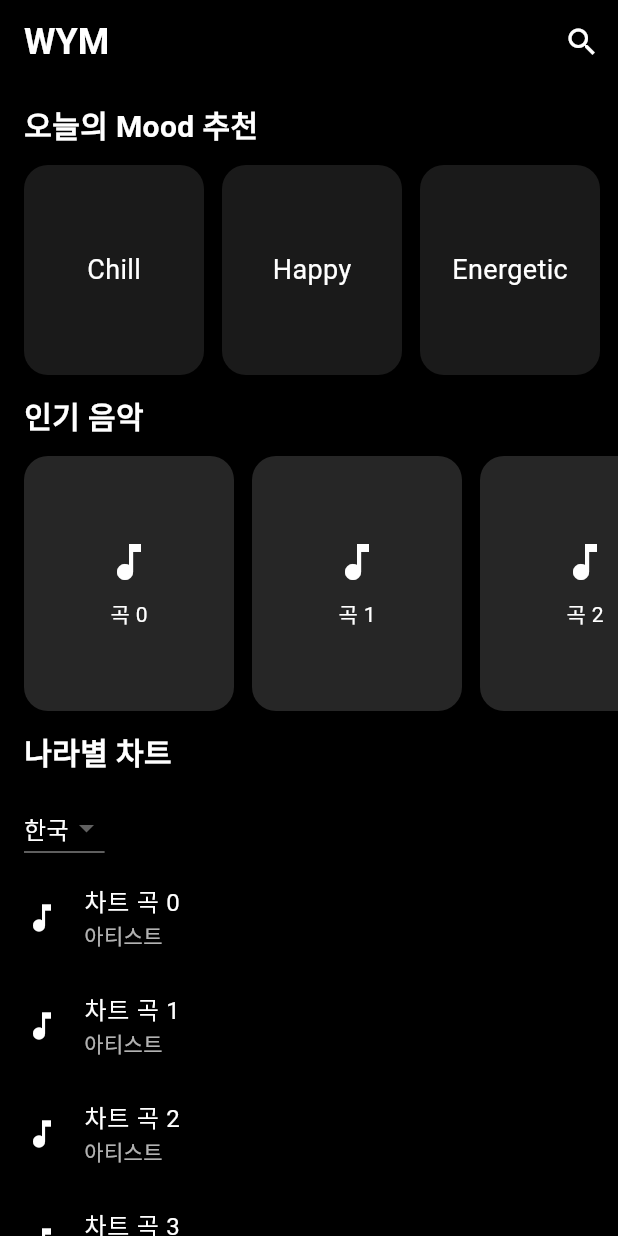
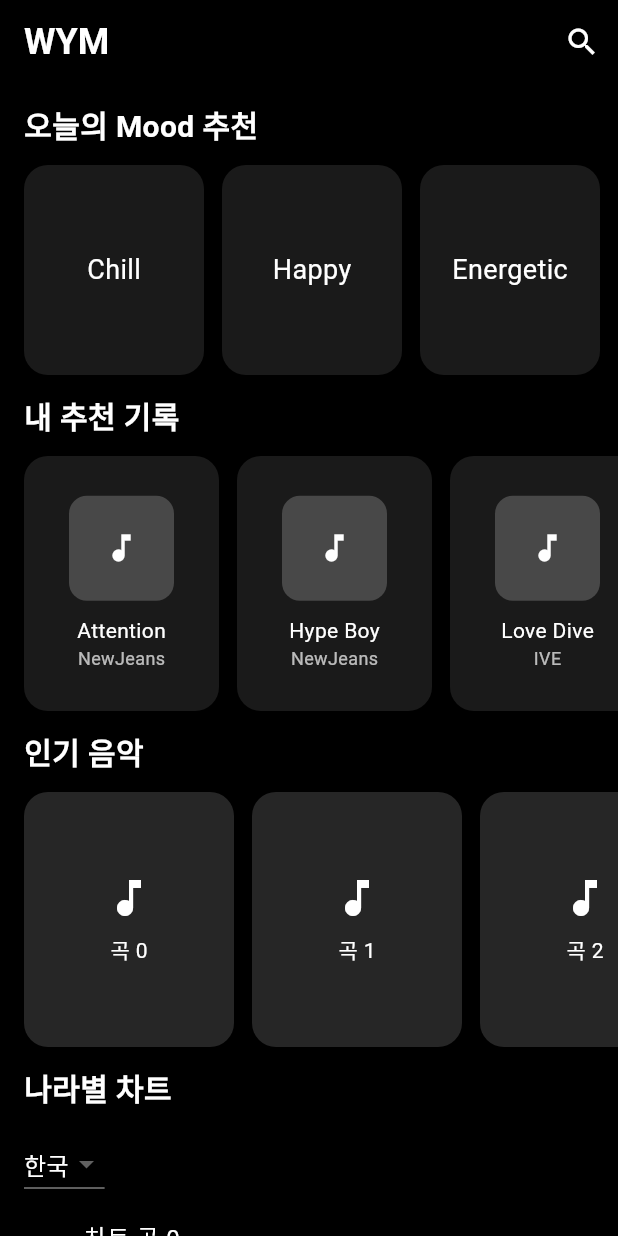
Before and after one commit to jhw030306/wym, a Flutter app: the screen it shows after launch, on a phone screen of 412 x 824 dp. Run offline on Flutter 3.47's test engine with Material 3 defaults, Android fonts, the light colour scheme and no system bars.

Commit message:
refactor(home) : 홈 화면 위젯 분리

```diff
--- a/lib/features/home/home_page.dart
+++ b/lib/features/home/home_page.dart
@@ -1,4 +1,9 @@
 import 'package:flutter/material.dart';
+import 'package:wym/features/home/widgets/history_section.dart';
+import 'widgets/section_title.dart';
+import 'widgets/mood_section.dart';
+import 'widgets/popular_section.dart';
+import 'widgets/country_chart_section.dart';
 
 class HomePage extends StatelessWidget {
   const HomePage({super.key});
@@ -21,151 +26,28 @@ class HomePage extends StatelessWidget {
         actions: [
           IconButton(
             icon: const Icon(Icons.search, color: Colors.white),
-            onPressed: () {
-              // TODO: 검색 페이지로 이동
-            },
+            onPressed: () {},
           ),
         ],
       ),
       body: SingleChildScrollView(
         child: Column(
           crossAxisAlignment: CrossAxisAlignment.start,
-          children: [
-            _sectionTitle("오늘의 Mood 추천"),
-            _moodSection(),
+          children: const [
+            SectionTitle("오늘의 Mood 추천"),
+            MoodSection(),
 
-            _sectionTitle("인기 음악"),
-            _popularSection(),
+            SectionTitle("내 추천 기록"),
+            HistorySection(),
 
-            _sectionTitle("나라별 차트"),
-            _countryChartSection(),
+            SectionTitle("인기 음악"),
+            PopularSection(),
+
+            SectionTitle("나라별 차트"),
+            CountryChartSection(),
           ],
         ),
       ),
     );
   }
-
-  Widget _sectionTitle(String text) {
-    return Padding(
-      padding: const EdgeInsets.symmetric(horizontal: 16, vertical: 12),
-      child: Text(
-        text,
-        style: const TextStyle(
-          color: Colors.white,
-          fontSize: 20,
-          fontWeight: FontWeight.bold,
-        ),
-      ),
-    );
-  }
-
-  // Mood 추천 섹션
-  Widget _moodSection() {
-    final moods = ["Chill", "Happy", "Energetic", "Sad"];
-
-    return SizedBox(
-      height: 140,
-      child: ListView.builder(
-        scrollDirection: Axis.horizontal,
-        padding: const EdgeInsets.symmetric(horizontal: 16),
-        itemCount: moods.length,
-        itemBuilder: (context, index) {
-          return Container(
-            width: 120,
-            margin: const EdgeInsets.only(right: 12),
-            decoration: BoxDecoration(
-              borderRadius: BorderRadius.circular(16),
-              color: Colors.white.withOpacity(0.1),
-            ),
-            child: Center(
-              child: Text(
-                moods[index],
-                style: const TextStyle(color: Colors.white, fontSize: 18),
-              ),
-            ),
-          );
-        },
-      ),
-    );
-  }
-
-  // 인기 음악 섹션
-  Widget _popularSection() {
-    final items = List.generate(10, (index) => "곡 $index");
-
-    return SizedBox(
-      height: 170,
-      child: ListView.builder(
-        scrollDirection: Axis.horizontal,
-        padding: const EdgeInsets.symmetric(horizontal: 16),
-        itemCount: items.length,
-        itemBuilder: (context, index) {
-          return Container(
-            width: 140,
-            margin: const EdgeInsets.only(right: 12),
-            decoration: BoxDecoration(
-              borderRadius: BorderRadius.circular(16),
-              color: Colors.white.withOpacity(0.15),
-            ),
-            child: Column(
-              mainAxisAlignment: MainAxisAlignment.center,
-              children: [
-                const Icon(Icons.music_note, color: Colors.white, size: 32),
-                const SizedBox(height: 8),
-                Text(items[index], style: const TextStyle(color: Colors.white)),
-              ],
-            ),
-          );
-        },
-      ),
-    );
-  }
-
-  // 나라별 차트 섹션
-  Widget _countryChartSection() {
-    final countries = ["한국", "일본", "미국", "영국"];
-
-    return Column(
-      crossAxisAlignment: CrossAxisAlignment.start,
-      children: [
-        // 드롭다운
-        Padding(
-          padding: const EdgeInsets.symmetric(horizontal: 16),
-          child: DropdownButton<String>(
-            dropdownColor: Colors.grey[900],
-            value: countries.first,
-            items: countries
-                .map(
-                  (c) => DropdownMenuItem(
-                    value: c,
-                    child: Text(c, style: const TextStyle(color: Colors.white)),
-                  ),
-                )
-                .toList(),
-            onChanged: (v) {},
-          ),
-        ),
-
-        // 리스트
-        ListView.builder(
-          shrinkWrap: true,
-          physics: const NeverScrollableScrollPhysics(),
-          itemCount: 5,
-          itemBuilder: (context, index) {
-            return ListTile(
-              leading: const Icon(Icons.music_note, color: Colors.white),
-              title: Text(
-                "차트 곡 $index",
-                style: const TextStyle(color: Colors.white),
-              ),
-              subtitle: const Text(
-                "아티스트",
-                style: TextStyle(color: Colors.white70),
-              ),
-            );
-          },
-        ),
-      ],
-    );
-  }
 }
--- /dev/null
+++ b/lib/features/home/widgets/country_chart_section.dart
@@ -0,0 +1,53 @@
+import 'package:flutter/material.dart';
+
+class CountryChartSection extends StatelessWidget {
+  const CountryChartSection({super.key});
+
+  @override
+  Widget build(BuildContext context) {
+    final countries = ["한국", "일본", "미국", "영국"];
+
+    return Column(
+      crossAxisAlignment: CrossAxisAlignment.start,
+      children: [
+        // 드롭다운
+        Padding(
+          padding: const EdgeInsets.symmetric(horizontal: 16),
+          child: DropdownButton<String>(
+            dropdownColor: Colors.grey[900],
+            value: countries.first,
+            items: countries
+                .map(
+                  (c) => DropdownMenuItem(
+                    value: c,
+                    child: Text(c, style: const TextStyle(color: Colors.white)),
+                  ),
+                )
+                .toList(),
+            onChanged: (v) {},
+          ),
+        ),
+
+        // 리스트
+        ListView.builder(
+          shrinkWrap: true,
+          physics: const NeverScrollableScrollPhysics(),
+          itemCount: 5,
+          itemBuilder: (context, index) {
+            return ListTile(
+              leading: const Icon(Icons.music_note, color: Colors.white),
+              title: Text(
+                "차트 곡 $index",
+                style: const TextStyle(color: Colors.white),
+              ),
+              subtitle: const Text(
+                "아티스트",
+                style: TextStyle(color: Colors.white70),
+              ),
+            );
+          },
+        ),
+      ],
+    );
+  }
+}
--- /dev/null
+++ b/lib/features/home/widgets/history_section.dart
@@ -0,0 +1,61 @@
+import 'package:flutter/material.dart';
+
+class HistorySection extends StatelessWidget {
+  const HistorySection({super.key});
+
+  @override
+  Widget build(BuildContext context) {
+    final dummyHistory = [
+      {"title": "Attention", "artist": "NewJeans"},
+      {"title": "Hype Boy", "artist": "NewJeans"},
+      {"title": "Love Dive", "artist": "IVE"},
+      {"title": "Ditto", "artist": "NewJeans"},
+    ];
+
+    return SizedBox(
+      height: 170,
+      child: ListView.builder(
+        scrollDirection: Axis.horizontal,
+        padding: const EdgeInsets.symmetric(horizontal: 16),
+        itemCount: dummyHistory.length,
+        itemBuilder: (context, index) {
+          final item = dummyHistory[index];
+          return Container(
+            width: 130,
+            margin: const EdgeInsets.only(right: 12),
+            decoration: BoxDecoration(
+              color: Colors.white.withOpacity(0.1),
+              borderRadius: BorderRadius.circular(16),
+            ),
+            child: Column(
+              mainAxisAlignment: MainAxisAlignment.center,
+              children: [
+                // 앨범 이미지 자리 → 나중에 실제 이미지 넣으면 됨
+                Container(
+                  height: 70,
+                  width: 70,
+                  decoration: BoxDecoration(
+                    color: Colors.white.withOpacity(0.2),
+                    borderRadius: BorderRadius.circular(12),
+                  ),
+                  child: const Icon(Icons.music_note, color: Colors.white),
+                ),
+                const SizedBox(height: 10),
+                Text(
+                  item["title"]!,
+                  style: const TextStyle(color: Colors.white),
+                  overflow: TextOverflow.ellipsis,
+                ),
+                Text(
+                  item["artist"]!,
+                  style: const TextStyle(color: Colors.white70, fontSize: 12),
+                  overflow: TextOverflow.ellipsis,
+                ),
+              ],
+            ),
+          );
+        },
+      ),
+    );
+  }
+}
--- /dev/null
+++ b/lib/features/home/widgets/mood_section.dart
@@ -0,0 +1,35 @@
+import 'package:flutter/material.dart';
+
+class MoodSection extends StatelessWidget {
+  const MoodSection({super.key});
+
+  @override
+  Widget build(BuildContext context) {
+    final moods = ["Chill", "Happy", "Energetic", "Sad"];
+
+    return SizedBox(
+      height: 140,
+      child: ListView.builder(
+        scrollDirection: Axis.horizontal,
+        padding: const EdgeInsets.symmetric(horizontal: 16),
+        itemCount: moods.length,
+        itemBuilder: (context, index) {
+          return Container(
+            width: 120,
+            margin: const EdgeInsets.only(right: 12),
+            decoration: BoxDecoration(
+              borderRadius: BorderRadius.circular(16),
+              color: Colors.white.withOpacity(0.1),
+            ),
+            child: Center(
+              child: Text(
+                moods[index],
+                style: const TextStyle(color: Colors.white, fontSize: 18),
+              ),
+            ),
+          );
+        },
+      ),
+    );
+  }
+}
--- /dev/null
+++ b/lib/features/home/widgets/popular_section.dart
@@ -0,0 +1,37 @@
+import 'package:flutter/material.dart';
+
+class PopularSection extends StatelessWidget {
+  const PopularSection({super.key});
+
+  @override
+  Widget build(BuildContext context) {
+    final items = List.generate(10, (index) => "곡 $index");
+
+    return SizedBox(
+      height: 170,
+      child: ListView.builder(
+        scrollDirection: Axis.horizontal,
+        padding: const EdgeInsets.symmetric(horizontal: 16),
+        itemCount: items.length,
+        itemBuilder: (context, index) {
+          return Container(
+            width: 140,
+            margin: const EdgeInsets.only(right: 12),
+            decoration: BoxDecoration(
+              borderRadius: BorderRadius.circular(16),
+              color: Colors.white.withOpacity(0.15),
+            ),
+            child: Column(
+              mainAxisAlignment: MainAxisAlignment.center,
+              children: [
+                const Icon(Icons.music_note, color: Colors.white, size: 32),
+                const SizedBox(height: 8),
+                Text(items[index], style: const TextStyle(color: Colors.white)),
+              ],
+            ),
+          );
+        },
+      ),
+    );
+  }
+}
--- /dev/null
+++ b/lib/features/home/widgets/section_title.dart
@@ -0,0 +1,21 @@
+import 'package:flutter/material.dart';
+
+class SectionTitle extends StatelessWidget {
+  final String title;
+  const SectionTitle(this.title, {super.key});
+
+  @override
+  Widget build(BuildContext context) {
+    return Padding(
+      padding: const EdgeInsets.symmetric(horizontal: 16, vertical: 12),
+      child: Text(
+        title,
+        style: const TextStyle(
+          color: Colors.white,
+          fontSize: 20,
+          fontWeight: FontWeight.bold,
+        ),
+      ),
+    );
+  }
+}
```
Also changed, not shown: lib/features/home/widgets/mood_card.dart (deleted).
